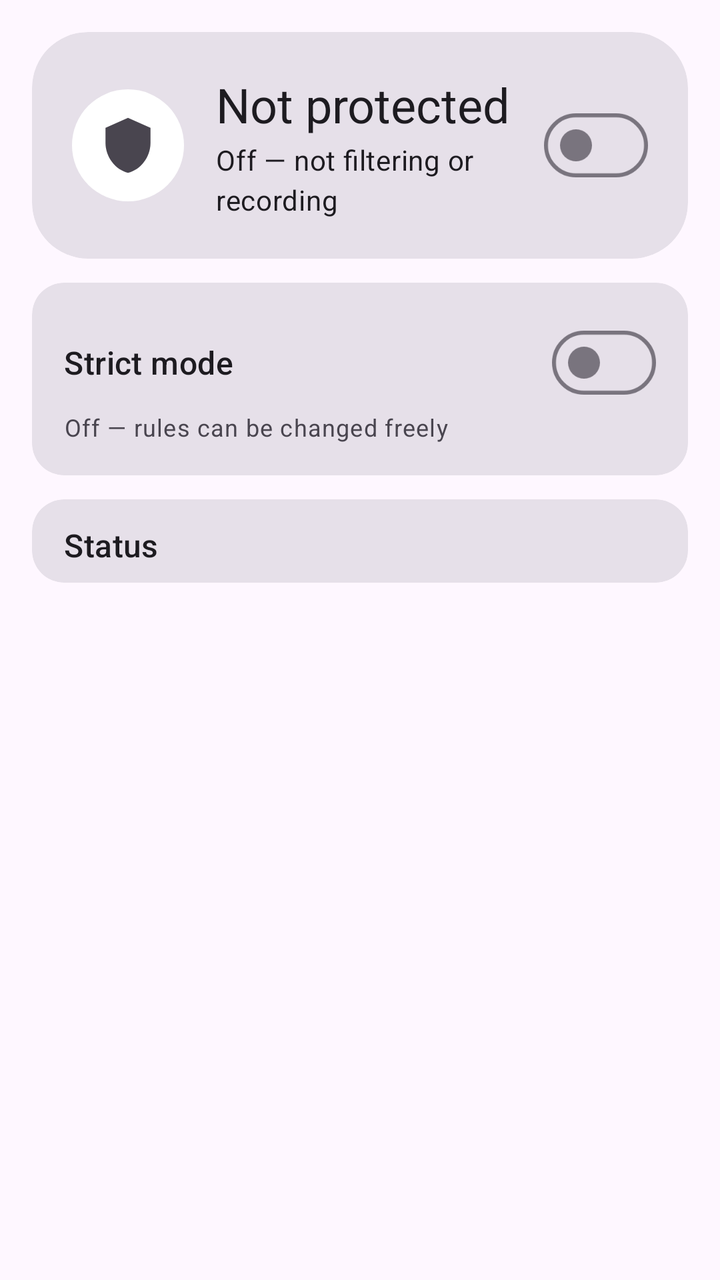
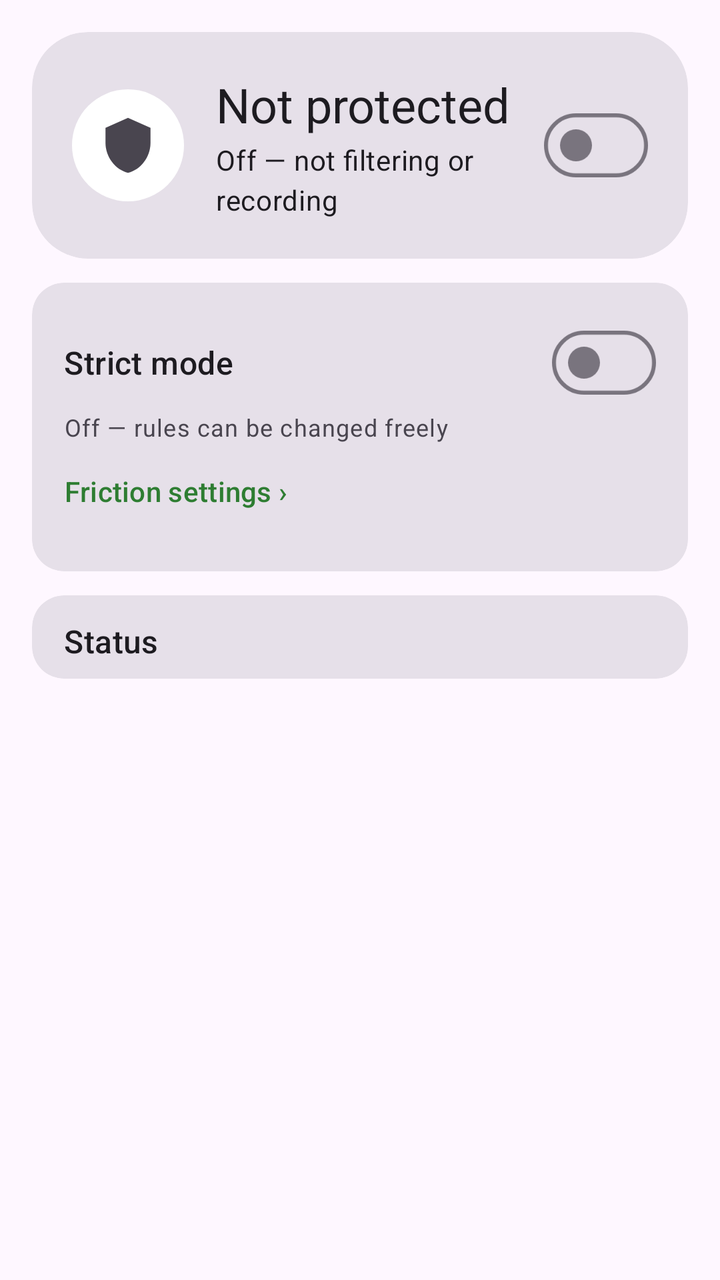

The first picture is an Android layout as it rendered before a commit; the second is the same layout after the commit. The layout source and the unified diff follow.
<!-- AndroidManifest.xml: application theme Theme.FocusFence -->
<!-- res/layout/fragment_home.xml -->
<?xml version="1.0" encoding="utf-8"?>
<androidx.core.widget.NestedScrollView
    xmlns:android="http://schemas.android.com/apk/res/android"
    xmlns:app="http://schemas.android.com/apk/res-auto"
    android:layout_width="match_parent"
    android:layout_height="match_parent"
    android:fillViewport="true">

    <LinearLayout
        android:layout_width="match_parent"
        android:layout_height="wrap_content"
        android:orientation="vertical"
        android:padding="16dp">

        
        <com.google.android.material.card.MaterialCardView
            android:id="@+id/heroCard"
            android:layout_width="match_parent"
            android:layout_height="wrap_content"
            app:cardCornerRadius="28dp"
            app:contentPadding="20dp">

            <LinearLayout
                android:layout_width="match_parent"
                android:layout_height="wrap_content"
                android:gravity="center_vertical"
                android:orientation="horizontal">

                <FrameLayout
                    android:id="@+id/heroIconBg"
                    android:layout_width="56dp"
                    android:layout_height="56dp"
                    android:background="@drawable/bg_circle">

                    <ImageView
                        android:id="@+id/heroIcon"
                        android:layout_width="30dp"
                        android:layout_height="30dp"
                        android:layout_gravity="center"
                        android:importantForAccessibility="no"
                        android:src="@drawable/ic_shield" />
                </FrameLayout>

                <LinearLayout
                    android:layout_width="0dp"
                    android:layout_height="wrap_content"
                    android:layout_marginStart="16dp"
                    android:layout_marginEnd="8dp"
                    android:layout_weight="1"
                    android:orientation="vertical">

                    <TextView
                        android:id="@+id/heroTitle"
                        android:layout_width="wrap_content"
                        android:layout_height="wrap_content"
                        android:text="@string/hero_off"
                        android:textAppearance="?attr/textAppearanceHeadlineSmall" />

                    <TextView
                        android:id="@+id/statusText"
                        android:layout_width="wrap_content"
                        android:layout_height="wrap_content"
                        android:layout_marginTop="2dp"
                        android:text="@string/status_inactive"
                        android:textAppearance="?attr/textAppearanceBodyMedium" />
                </LinearLayout>

                <com.google.android.material.materialswitch.MaterialSwitch
                    android:id="@+id/vpnSwitch"
                    android:layout_width="wrap_content"
                    android:layout_height="wrap_content"
                    android:contentDescription="@string/blocking_switch_label" />
            </LinearLayout>
        </com.google.android.material.card.MaterialCardView>

        <com.google.android.material.card.MaterialCardView
            android:layout_width="match_parent"
            android:layout_height="wrap_content"
            android:layout_marginTop="12dp"
            app:cardCornerRadius="16dp"
            app:contentPadding="16dp">

            <LinearLayout
                android:layout_width="match_parent"
                android:layout_height="wrap_content"
                android:orientation="vertical">

                <LinearLayout
                    android:layout_width="match_parent"
                    android:layout_height="wrap_content"
                    android:gravity="center_vertical"
                    android:orientation="horizontal">

                    <TextView
                        android:layout_width="0dp"
                        android:layout_height="wrap_content"
                        android:layout_weight="1"
                        android:text="@string/strict_title"
                        android:textAppearance="?attr/textAppearanceTitleMedium" />

                    <com.google.android.material.materialswitch.MaterialSwitch
                        android:id="@+id/strictSwitch"
                        android:layout_width="wrap_content"
                        android:layout_height="wrap_content" />
                </LinearLayout>

                <LinearLayout
                    android:layout_width="match_parent"
                    android:layout_height="wrap_content"
                    android:gravity="center_vertical"
                    android:orientation="horizontal">

                    <TextView
                        android:id="@+id/strictStatusText"
                        android:layout_width="0dp"
                        android:layout_height="wrap_content"
                        android:layout_weight="1"
                        android:text="@string/strict_off"
                        android:textAppearance="?attr/textAppearanceBodySmall"
                        android:textColor="?attr/colorOnSurfaceVariant" />

                    <Button
                        android:id="@+id/strictActionButton"
                        style="@style/Widget.Material3.Button.TextButton"
                        android:layout_width="wrap_content"
                        android:layout_height="wrap_content"
                        android:text="@string/strict_request_unlock"
                        android:visibility="gone" />
                </LinearLayout>
            </LinearLayout>
        </com.google.android.material.card.MaterialCardView>

        <com.google.android.material.card.MaterialCardView
            android:layout_width="match_parent"
            android:layout_height="wrap_content"
            android:layout_marginTop="12dp"
            app:cardCornerRadius="16dp"
            app:contentPaddingTop="12dp"
            app:contentPaddingBottom="4dp">

            <LinearLayout
                android:layout_width="match_parent"
                android:layout_height="wrap_content"
                android:orientation="vertical">

                <TextView
                    android:layout_width="wrap_content"
                    android:layout_height="wrap_content"
                    android:paddingHorizontal="16dp"
                    android:text="@string/home_status_title"
                    android:textAppearance="?attr/textAppearanceTitleMedium" />

                
                <LinearLayout
                    android:id="@+id/statusContainer"
                    android:layout_width="match_parent"
                    android:layout_height="wrap_content"
                    android:layout_marginTop="4dp"
                    android:orientation="vertical" />
            </LinearLayout>
        </com.google.android.material.card.MaterialCardView>

        <com.google.android.material.card.MaterialCardView
            android:id="@+id/attentionCard"
            android:layout_width="match_parent"
            android:layout_height="wrap_content"
            android:layout_marginTop="12dp"
            android:visibility="gone"
            app:cardCornerRadius="16dp"
            app:contentPadding="16dp">

            <LinearLayout
                android:layout_width="match_parent"
                android:layout_height="wrap_content"
                android:orientation="vertical">

                <TextView
                    android:layout_width="wrap_content"
                    android:layout_height="wrap_content"
                    android:text="@string/attention_title"
                    android:textAppearance="?attr/textAppearanceTitleMedium" />

                <LinearLayout
                    android:id="@+id/accessibilityRow"
                    android:layout_width="match_parent"
                    android:layout_height="wrap_content"
                    android:gravity="center_vertical"
                    android:orientation="horizontal"
                    android:visibility="gone">

                    <TextView
                        android:layout_width="0dp"
                        android:layout_height="wrap_content"
                        android:layout_weight="1"
                        android:text="@string/attention_accessibility"
                        android:textAppearance="?attr/textAppearanceBodySmall"
                        android:textColor="?attr/colorOnSurfaceVariant" />

                    <Button
                        android:id="@+id/accessibilityActionButton"
                        style="@style/Widget.Material3.Button.TextButton"
                        android:layout_width="wrap_content"
                        android:layout_height="wrap_content"
                        android:text="@string/section_enable_button" />
                </LinearLayout>

                <LinearLayout
                    android:id="@+id/adlistRow"
                    android:layout_width="match_parent"
                    android:layout_height="wrap_content"
                    android:gravity="center_vertical"
                    android:orientation="horizontal"
                    android:visibility="gone">

                    <TextView
                        android:layout_width="0dp"
                        android:layout_height="wrap_content"
                        android:layout_weight="1"
                        android:text="@string/attention_adlist"
                        android:textAppearance="?attr/textAppearanceBodySmall"
                        android:textColor="?attr/colorOnSurfaceVariant" />

                    <Button
                        android:id="@+id/adlistActionButton"
                        style="@style/Widget.Material3.Button.TextButton"
                        android:layout_width="wrap_content"
                        android:layout_height="wrap_content"
                        android:text="@string/attention_adlist_action" />
                </LinearLayout>
            </LinearLayout>
        </com.google.android.material.card.MaterialCardView>
    </LinearLayout>
</androidx.core.widget.NestedScrollView>
<!-- resources referenced by this layout -->
<resources>
  <!-- drawable bg_circle (drawable) -->
  <?xml version="1.0" encoding="utf-8"?>
  <shape xmlns:android="http://schemas.android.com/apk/res/android" android:shape="oval">
      <solid android:color="#FFFFFFFF" />
  </shape>
  <!-- drawable ic_shield (drawable) -->
  <?xml version="1.0" encoding="utf-8"?>
  <vector xmlns:android="http://schemas.android.com/apk/res/android"
      android:width="24dp"
      android:height="24dp"
      android:viewportWidth="24"
      android:viewportHeight="24"
      android:tint="?attr/colorControlNormal">
      <path
          android:fillColor="#FFFFFFFF"
          android:pathData="M12,1L3,5v6c0,5.55 3.84,10.74 9,12 5.16,-1.26 9,-6.45 9,-12V5L12,1z" />
  </vector>
  <string name="attention_accessibility">Section rules and blocked apps need the accessibility permission.</string>
  <string name="attention_adlist">Ad blocking is on, but no filter list is downloaded yet.</string>
  <string name="attention_adlist_action">Open settings</string>
  <string name="attention_title">Needs attention</string>
  <string name="blocking_switch_label">Protection</string>
  <string name="hero_off">Not protected</string>
  <string name="home_status_title">Status</string>
  <string name="section_enable_button">Enable</string>
  <string name="status_inactive">Off — not filtering or recording</string>
  <string name="strict_off">Off — rules can be changed freely</string>
  <string name="strict_request_unlock">Request unlock</string>
  <string name="strict_title">Strict mode</string>
  <style name="Theme.FocusFence" parent="Theme.Material3.DayNight.NoActionBar">
          <item name="colorPrimary">@color/brand_primary</item>
          
          <item name="materialCardViewStyle">@style/Widget.Material3.CardView.Filled</item>
          
          <item name="android:statusBarColor">?attr/colorSurface</item>
          <item name="android:navigationBarColor">?attr/colorSurface</item>
          <item name="android:windowLightStatusBar">true</item>
      </style>
  <color name="brand_primary">#2E7D32</color>
</resources>

<!-- the commit's change to res/layout/fragment_home.xml (unified diff, before → after) -->
@@ -127,6 +127,14 @@
                         android:text="@string/strict_request_unlock"
                         android:visibility="gone" />
                 </LinearLayout>
+
+                <Button
+                    android:id="@+id/frictionButton"
+                    style="@style/Widget.Material3.Button.TextButton"
+                    android:layout_width="wrap_content"
+                    android:layout_height="wrap_content"
+                    android:layout_marginStart="-12dp"
+                    android:text="@string/friction_settings_button" />
             </LinearLayout>
         </com.google.android.material.card.MaterialCardView>
 
<!-- resource entries referenced after the edit -->
@@ -22,6 +22,7 @@
   <string name="attention_adlist_action">Open settings</string>
   <string name="attention_title">Needs attention</string>
   <string name="blocking_switch_label">Protection</string>
+  <string name="friction_settings_button">Friction settings ›</string>
   <string name="hero_off">Not protected</string>
   <string name="home_status_title">Status</string>
   <string name="section_enable_button">Enable</string>
